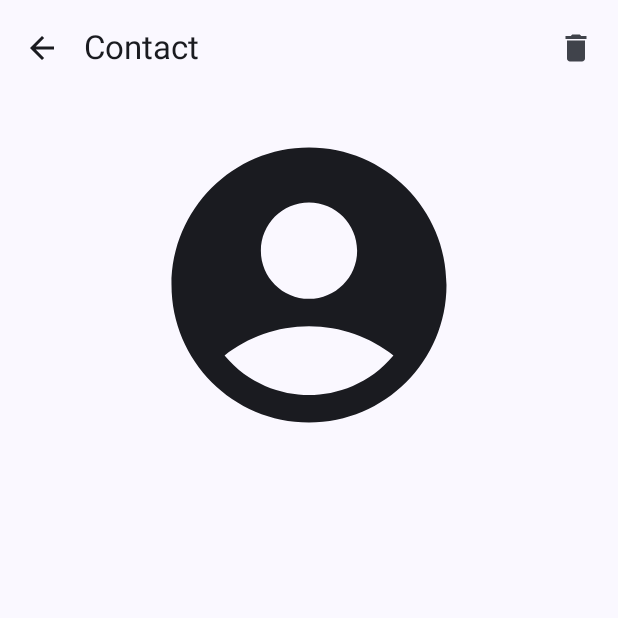
After one commit to Walletka/walletka-android-app, an Android app built with Jetpack Compose: the composable ContactDetailPage called with empty values, on a phone screen of 412 x 824 dp, the top half of it. The commit adds this screen. Run offline under Robolectric (Android 15) with nearby library versions, the phone set to English and light mode, and no system bars; our stand-ins replace Dagger/Hilt's generated code; 1 statement that could not run was skipped.

Commit message:
nostr contacts

```diff
--- a/app/build.gradle.kts
+++ b/app/build.gradle.kts
@@ -63,7 +63,7 @@ dependencies {
     kapt("androidx.room:room-compiler:$roomVersion")
     androidTestImplementation("androidx.room:room-testing:$roomVersion")
 
-    implementation("io.github.rust-nostr:nostr-sdk:0.0.4")
+    implementation("io.github.rust-nostr:nostr-sdk:0.0.5")
 
     val retrofitVersion = "2.9.0"
     implementation("com.squareup.retrofit2:retrofit:$retrofitVersion")
--- a/app/src/main/java/com/walletka/app/dto/ContactListItem.kt
+++ b/app/src/main/java/com/walletka/app/dto/ContactListItem.kt
@@ -1,3 +1,3 @@
 package com.walletka.app.dto
 
-data class ContactListItem (val npub: String)
+data class ContactListItem (val npub: String, val alias: String?)
--- a/app/src/main/java/com/walletka/app/ui/components/ContactList.kt
+++ b/app/src/main/java/com/walletka/app/ui/components/ContactList.kt
@@ -22,11 +22,12 @@ fun ContactList(
     modifier: Modifier = Modifier,
     contacts: List<ContactListItem>,
     limit: Int = Int.MAX_VALUE,
+    onItemClick: (ContactListItem) -> Unit,
     onMoreClick: () -> Unit = {}
 ) {
     Column(modifier = modifier.verticalScroll(rememberScrollState())) {
         contacts.forEach {
-            ContactListItem(contact = it)
+            ContactListItem(contact = it, onClick = { onItemClick(it) })
         }
         if (contacts.size > limit) {
             Box(contentAlignment = Alignment.Center) {
--- /dev/null
+++ b/app/src/main/java/com/walletka/app/ui/pages/contacts/ContactDetailPage.kt
@@ -0,0 +1,90 @@
+package com.walletka.app.ui.pages.contacts
+
+import androidx.compose.foundation.layout.Column
+import androidx.compose.foundation.layout.fillMaxWidth
+import androidx.compose.foundation.layout.height
+import androidx.compose.foundation.layout.padding
+import androidx.compose.foundation.rememberScrollState
+import androidx.compose.foundation.verticalScroll
+import androidx.compose.material.icons.Icons
+import androidx.compose.material.icons.filled.AccountCircle
+import androidx.compose.material.icons.filled.ArrowBack
+import androidx.compose.material.icons.filled.Delete
+import androidx.compose.material3.ExperimentalMaterial3Api
+import androidx.compose.material3.Icon
+import androidx.compose.material3.IconButton
+import androidx.compose.material3.Scaffold
+import androidx.compose.material3.Text
+import androidx.compose.material3.TopAppBar
+import androidx.compose.runtime.Composable
+import androidx.compose.ui.Alignment
+import androidx.compose.ui.Modifier
+import androidx.compose.ui.unit.dp
+import androidx.compose.ui.unit.sp
+import androidx.hilt.navigation.compose.hiltViewModel
+import androidx.lifecycle.ViewModel
+import androidx.navigation.NavController
+import com.walletka.app.usecases.contacts.RemoveContactUseCase
+import dagger.hilt.android.lifecycle.HiltViewModel
+import javax.inject.Inject
+
+@OptIn(ExperimentalMaterial3Api::class)
+@Composable
+fun ContactDetailPage(
+    npub: String,
+    navController: NavController,
+    viewModel: ContactDetailPageViewModel = hiltViewModel()
+) {
+
+
+    Scaffold(
+        topBar = {
+            TopAppBar(
+                navigationIcon = {
+                    IconButton(onClick = {
+                        navController.popBackStack()
+                    }) {
+                        Icon(imageVector = Icons.Filled.ArrowBack, "back")
+                    }
+                },
+                actions = {
+                    IconButton(onClick = {
+                        viewModel.removeContact(npub)
+                        navController.popBackStack()
+                    }) {
+                        Icon(
+                            imageVector = Icons.Filled.Delete,
+                            contentDescription = "Remove contact"
+                        )
+                    }
+                },
+                title = { Text("Contact") },
+            )
+        }
+    ) {innerPadding ->
+        Column(modifier = Modifier
+            .verticalScroll(rememberScrollState())
+            .padding(innerPadding)
+            .padding(16.dp)) {
+            Icon(
+                imageVector = Icons.Default.AccountCircle,
+                contentDescription = "Account photo",
+                modifier = Modifier
+                    .fillMaxWidth()
+                    .height(220.dp)
+            )
+            Text(
+                text = npub,
+                modifier = Modifier.align(Alignment.CenterHorizontally),
+                fontSize = 30.sp
+            )
+        }
+    }
+}
+
+@HiltViewModel
+class  ContactDetailPageViewModel @Inject constructor(
+    val removeContact: RemoveContactUseCase
+): ViewModel() {
+
+}
--- /dev/null
+++ b/app/src/main/java/com/walletka/app/usecases/contacts/RemoveContactUseCase.kt
@@ -0,0 +1,12 @@
+package com.walletka.app.usecases.contacts
+
+import com.walletka.app.io.repository.NostrRepository
+import javax.inject.Inject
+
+class RemoveContactUseCase @Inject constructor(
+    private val nostrRepository: NostrRepository
+) {
+    operator fun invoke(npub: String) {
+        nostrRepository.removeContact(npub)
+    }
+}
--- a/app/src/main/res/values/strings.xml
+++ b/app/src/main/res/values/strings.xml
@@ -6,4 +6,5 @@
     <string name="lsp_enable_ecash_title">Enable e-cash</string>
     <string name="lsp_max_ecash_receive_title">Maximum e-ecash receive</string>
     <string name="lsp_public_channels_title">Open channels as public</string>
+    <string name="nostr_add_contact">Add contact</string>
 </resources>
```
Also changed, not shown: app/src/main/java/com/walletka/app/MainActivity.kt (+26 -4 lines), app/src/main/java/com/walletka/app/io/repository/NostrRepository.kt (added, +203 -0 lines), app/src/main/java/com/walletka/app/ui/components/ContactListItem.kt (+5 -7 lines), app/src/main/java/com/walletka/app/ui/pages/contacts/ContactsScreen.kt (+43 -4 lines), app/src/main/java/com/walletka/app/ui/pages/home/HomePage.kt (+24 -0 lines), app/src/main/java/com/walletka/app/usecases/StartWalletkaServicesUseCase.kt (added, +14 -0 lines), app/src/main/java/com/walletka/app/usecases/contacts/AddContactUseCase.kt (added, +12 -0 lines), app/src/main/java/com/walletka/app/usecases/contacts/GetContactsUseCase.kt (+38 -10 lines).
